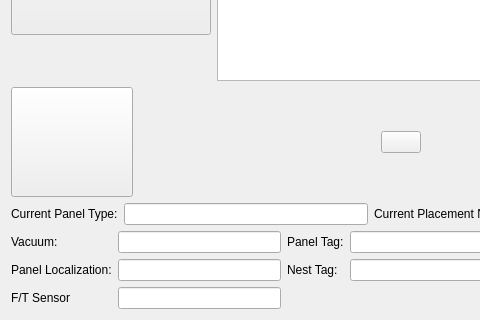
First picture: the form in resource/Runscreen.ui, repository rpiRobotics/rpi_arm_composites_manufacturing_gui, before the edit; both pictures show x 0 to 480 and y 264 to 584 of the 802 by 584 pixel window.
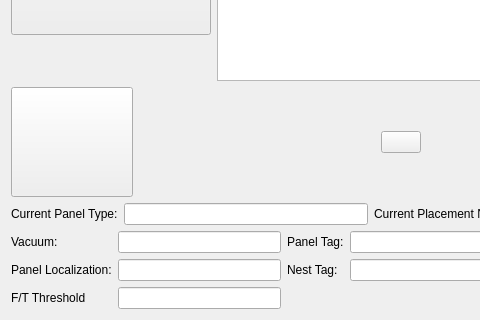
Second picture: the form after the edit. Icons and pictures are not drawn.

Commit message: updated GUI with new planning mechanics

Diff of the .ui file:
```diff
--- a/resource/Runscreen.ui
+++ b/resource/Runscreen.ui
@@ -426,7 +426,7 @@
      <item row="2" column="0">
       <widget class="QLabel" name="label_8">
        <property name="text">
-        <string>F/T Sensor</string>
+        <string>F/T Threshold</string>
        </property>
       </widget>
      </item>
```
The commit also changes 2 other files.
